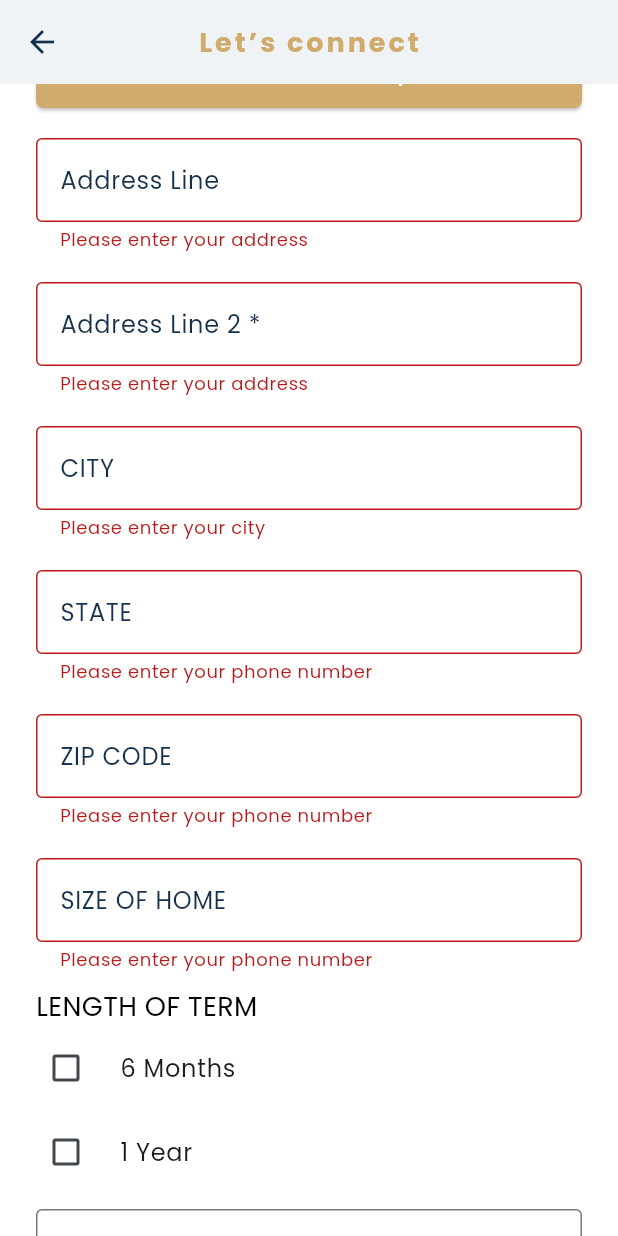
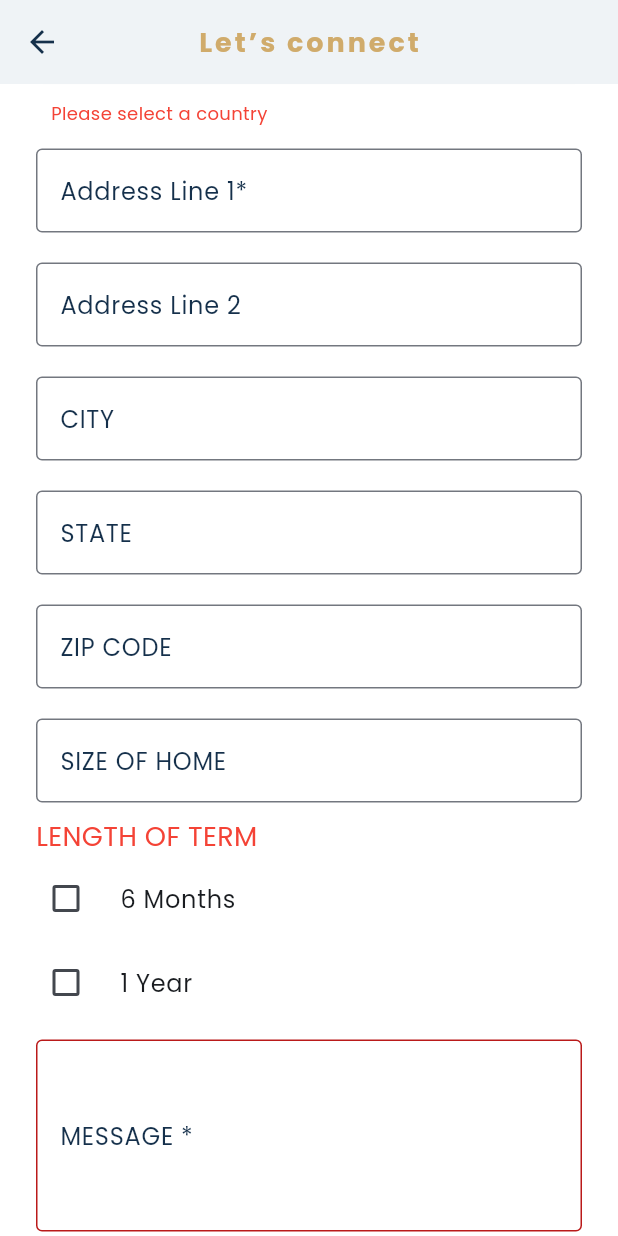
Before and after one commit to flyapex/LotusPMC-App, a Flutter app: the SignUpScreen screen opened directly, scrolled down 647 dp, after a tap on "SIGN UP", on a phone screen of 412 x 824 dp. Run offline on Flutter 3.47's test engine with Material 3 defaults, Android fonts, the phone set to English and light mode, and no system bars; our stand-ins replace dio, get, get_storage, google_fonts, open_file; missing offline and left inert: pick_country_picker; accounts and stored records are empty.

```diff
--- a/lib/api/api_auth.dart
+++ b/lib/api/api_auth.dart
@@ -42,9 +42,10 @@ class ApiServiceLogin {
   static Future<ResponseModel?> manualRegisterApi(
     SingUpModel data,
   ) async {
+    print(data.toJson());
     try {
       final response = await dio.post(
-        '$baseUrl/register',
+        '$baseUrl/contact-submit',
         data: singUpModelToJson(data),
       );
       print(response.data);
--- a/lib/controller/user_controller.dart
+++ b/lib/controller/user_controller.dart
@@ -5,21 +5,11 @@ import 'package:lotuspmc/model/auth/auth_model.dart';
 import 'package:lotuspmc/model/auth/singup.dart';
 import 'package:lotuspmc/model/common.dart';
 import 'package:lotuspmc/service/common.dart';
+import 'package:pick_country_picker/pick_country_picker.dart';
 
 class UserController extends GetxController {
+  TextEditingController passwordController = TextEditingController();
   TextEditingController emailController = TextEditingController();
-  TextEditingController phoneController = TextEditingController();
-  TextEditingController firstNameController = TextEditingController();
-  TextEditingController lastNameController = TextEditingController();
-  TextEditingController addressController = TextEditingController();
-  TextEditingController address1Controller = TextEditingController();
-  TextEditingController cityController = TextEditingController();
-  TextEditingController stateController = TextEditingController();
-  TextEditingController zipCodeController = TextEditingController();
-  TextEditingController sizeController = TextEditingController();
-  TextEditingController passwordController = TextEditingController();
-  TextEditingController confirmPasswordController = TextEditingController();
-  TextEditingController messageController = TextEditingController();
 
   Future<LoginResponseModel?> manualLogin() async {
     try {
@@ -59,7 +49,19 @@ class UserController extends GetxController {
     selectedLengthOfTerm.value = duration;
   }
 
-  Future<ResponseModel?> manualRegister() async {
+  TextEditingController phoneController = TextEditingController();
+  TextEditingController firstNameController = TextEditingController();
+  TextEditingController lastNameController = TextEditingController();
+  TextEditingController addressController = TextEditingController();
+  TextEditingController address1Controller = TextEditingController();
+  TextEditingController cityController = TextEditingController();
+  TextEditingController stateController = TextEditingController();
+  TextEditingController zipCodeController = TextEditingController();
+  TextEditingController sizeController = TextEditingController();
+  TextEditingController messageController = TextEditingController();
+  Country? selectedCountry;
+
+  void manualRegister() async {
     try {
       ResponseModel? response = await ApiServiceLogin.manualRegisterApi(
         SingUpModel(
@@ -74,15 +76,15 @@ class UserController extends GetxController {
           zipCode: zipCodeController.text,
           sizeOfHome: sizeController.text,
           message: messageController.text,
+          lengthOfTerm: selectedLengthOfTerm.value,
+          country: selectedCountry?.countryName,
         ),
       );
       print(response);
       if (response != null) {
-        showSnackbar(
-          'Success',
-          response.message.toString(),
-        );
-        return response;
+        showSnackbar("Success", response.message);
+        await Future.delayed(const Duration(seconds: 2));
+        Get.back(closeOverlays: true);
       } else {
         showSnackbar(
           'Error',
--- a/lib/screen/login/login.dart
+++ b/lib/screen/login/login.dart
@@ -189,12 +189,12 @@ class _LoginScreenState extends State<LoginScreen> {
                     mainAxisAlignment: MainAxisAlignment.center,
                     children: [
                       Text(
-                        'Don\'t have an account? ',
+                        'Let’s ',
                         style: TextStyle(color: secondary),
                       ),
                       Text(
-                        'Sign Up',
-                        style: TextStyle(color: primary),
+                        'Connect.',
+                        style: TextStyle(color: primary, fontSize: 16),
                       ),
                     ],
                   ),
--- a/lib/screen/login/signup.dart
+++ b/lib/screen/login/signup.dart
@@ -1,8 +1,6 @@
 import 'package:flutter/material.dart';
 import 'package:get/get.dart';
-import 'package:lotuspmc/controller/db_controller.dart';
 import 'package:lotuspmc/controller/user_controller.dart';
-import 'package:lotuspmc/model/common.dart';
 import 'package:pick_country_picker/pick_country_picker.dart';
 import '../../service/style/color.dart';
 
@@ -16,15 +14,6 @@ class SignUpScreen extends StatefulWidget {
 class _SignUpScreenState extends State<SignUpScreen> {
   final _formKey = GlobalKey<FormState>();
   final UserController userController = Get.find();
-  DBController dbController = Get.find();
-
-  Country? selectedCountry;
-  List<Country> filteredCountries = [];
-
-  @override
-  void initState() {
-    super.initState();
-  }
 
   void _showCountryPicker() {
     showModalBottomSheet(
@@ -36,12 +25,13 @@ class _SignUpScreenState extends State<SignUpScreen> {
           hideCloseIcon: true,
           hideSearch: false,
           backButton: Container(),
-          selectedCountryIsoCode: selectedCountry?.iso2Code,
+          selectedCountryIsoCode: userController.selectedCountry?.iso2Code,
           // excludedCountryCodes: excludedCountryCodes,
           title: 'Select a country',
           priorityCountryCodes: const ['US', 'CA', 'GB', 'LV'],
           onCountryChanged: (Country country) {
-            setState(() => selectedCountry = country);
+            _isCountryValid = true;
+            setState(() => userController.selectedCountry = country);
             Navigator.of(context).pop();
           },
           countryDisplayBuilder: (Country country) {
@@ -71,13 +61,6 @@ class _SignUpScreenState extends State<SignUpScreen> {
     );
   }
 
-  String? _validateName(String? value) {
-    if (value == null || value.isEmpty) {
-      return 'Please enter your name';
-    }
-    return null;
-  }
-
   String? _validateEmail(String? value) {
     if (value == null || value.isEmpty) {
       return 'Please enter your email';
@@ -89,10 +72,26 @@ class _SignUpScreenState extends State<SignUpScreen> {
     return null;
   }
 
+  bool _isLengthOfTermValid = true;
+
+  void _validateLengthOfTerm() {
+    setState(() {
+      _isLengthOfTermValid =
+          userController.selectedLengthOfTerm.value.isNotEmpty;
+    });
+  }
+
+  bool _isCountryValid = true;
+  void _validateCountry() {
+    setState(() {
+      _isCountryValid = userController.selectedCountry != null;
+    });
+  }
+
   Widget buildTextField({
     required String label,
     required TextEditingController controller,
-    required String? Function(String?) validator,
+    String? Function(String?)? validator,
     bool obscureText = false,
     Widget? suffixIcon,
     TextInputType keyboardType = TextInputType.text,
@@ -111,7 +110,7 @@ class _SignUpScreenState extends State<SignUpScreen> {
         ),
         suffixIcon: suffixIcon,
       ),
-      validator: validator,
+      validator: validator, // Defaults to null if not provided
       maxLines: maxLines,
     ).paddingSymmetric(vertical: 10);
   }
@@ -175,14 +174,24 @@ class _SignUpScreenState extends State<SignUpScreen> {
                 buildTextField(
                   label: 'YOUR FIRST NAME',
                   controller: userController.firstNameController,
-                  validator: _validateName,
                   keyboardType: TextInputType.name,
+                  validator: (value) {
+                    if (value == null || value.isEmpty) {
+                      return 'Please enter your first name';
+                    }
+                    return null;
+                  },
                 ),
                 buildTextField(
                   label: 'YOUR LAST NAME',
                   controller: userController.lastNameController,
-                  validator: _validateName,
                   keyboardType: TextInputType.name,
+                  validator: (value) {
+                    if (value == null || value.isEmpty) {
+                      return 'Please enter your last name';
+                    }
+                    return null;
+                  },
                 ),
                 buildTextField(
                   label: 'EMAIL *',
@@ -192,8 +201,7 @@ class _SignUpScreenState extends State<SignUpScreen> {
                 ),
                 buildTextField(
                   label: 'Phone',
-                  controller: userController.emailController,
-                  validator: _validateEmail,
+                  controller: userController.phoneController,
                   keyboardType: TextInputType.emailAddress,
                 ),
                 const Text(
@@ -207,26 +215,32 @@ class _SignUpScreenState extends State<SignUpScreen> {
                 ElevatedButton(
                   onPressed: _showCountryPicker,
                   style: ElevatedButton.styleFrom(
-                    backgroundColor: primary,
+                    backgroundColor: Colors.white,
                     shape: RoundedRectangleBorder(
                       borderRadius: BorderRadius.circular(5),
+                      side: BorderSide(
+                        color: _isCountryValid ? primary : Colors.red,
+                      ),
                     ),
                     minimumSize: Size(screenWidth, 50),
                   ),
-                  child: selectedCountry == null
-                      ? const Text(
+                  child: userController.selectedCountry == null
+                      ? Text(
                           'Select a Country',
-                          style: TextStyle(color: Colors.white, fontSize: 16),
+                          style: TextStyle(
+                            color: _isCountryValid ? secondary : Colors.red,
+                            fontSize: 16,
+                          ),
                         )
                       : Row(
                           children: [
                             Text(
-                              selectedCountry!.countryName,
-                              style: const TextStyle(color: Colors.white),
+                              userController.selectedCountry!.countryName,
+                              style: TextStyle(color: secondary),
                             ),
                             const SizedBox(width: 10),
                             Image.asset(
-                              selectedCountry!.flagUri!,
+                              userController.selectedCountry!.flagUri!,
                               package: 'pick_country_picker',
                               width: 32,
                               height: 20,
@@ -235,8 +249,16 @@ class _SignUpScreenState extends State<SignUpScreen> {
                         ),
                 ),
                 const SizedBox(height: 10),
+                if (!_isCountryValid)
+                  const Text(
+                    'Please select a country',
+                    style: TextStyle(
+                      fontSize: 12,
+                      color: Colors.red,
+                    ),
+                  ).paddingSymmetric(horizontal: 10, vertical: 5),
                 buildTextField(
-                  label: 'Address Line',
+                  label: 'Address Line 1*',
                   controller: userController.addressController,
                   validator: (value) {
                     if (value == null || value.isEmpty) {
@@ -247,65 +269,36 @@ class _SignUpScreenState extends State<SignUpScreen> {
                   keyboardType: TextInputType.streetAddress,
                 ),
                 buildTextField(
-                  label: 'Address Line 2 *',
+                  label: 'Address Line 2',
                   controller: userController.address1Controller,
-                  validator: (value) {
-                    if (value == null || value.isEmpty) {
-                      return 'Please enter your address';
-                    }
-                    return null;
-                  },
                   keyboardType: TextInputType.streetAddress,
                 ),
                 buildTextField(
                   label: 'CITY',
                   controller: userController.cityController,
-                  validator: (value) {
-                    if (value == null || value.isEmpty) {
-                      return 'Please enter your city';
-                    }
-                    return null;
-                  },
-                  keyboardType: TextInputType.streetAddress,
+                  keyboardType: TextInputType.text,
                 ),
                 buildTextField(
                   label: 'STATE',
                   controller: userController.stateController,
-                  validator: (value) {
-                    if (value == null || value.isEmpty) {
-                      return 'Please enter your phone number';
-                    }
-                    return null;
-                  },
-                  keyboardType: TextInputType.phone,
+                  keyboardType: TextInputType.text,
                 ),
                 buildTextField(
                   label: 'ZIP CODE',
                   controller: userController.zipCodeController,
-                  validator: (value) {
-                    if (value == null || value.isEmpty) {
-                      return 'Please enter your phone number';
-                    }
-                    return null;
-                  },
-                  keyboardType: TextInputType.phone,
+                  keyboardType: TextInputType.number,
                 ),
                 buildTextField(
                   label: 'SIZE OF HOME',
                   controller: userController.sizeController,
-                  validator: (value) {
-                    if (value == null || value.isEmpty) {
-                      return 'Please enter your phone number';
-                    }
-                    return null;
-                  },
-                  keyboardType: TextInputType.phone,
+                  keyboardType: TextInputType.text,
                 ),
+                // Length of Term Section
                 Text(
                   'Length of Term'.toUpperCase(),
-                  style: const TextStyle(
+                  style: TextStyle(
                     fontSize: 18,
-                    color: Colors.black,
+                    color: _isLengthOfTermValid ? secondary : Colors.red,
                   ),
                 ),
                 Column(
@@ -344,8 +337,8 @@ class _SignUpScreenState extends State<SignUpScreen> {
                   label: 'MESSAGE *',
                   controller: userController.messageController,
                   validator: (value) {
-                    if (value != null && value.length > 200) {
-                      return 'Note cannot exceed 200 characters';
+                    if (value == null || value.isEmpty) {
+                      return 'Please enter a message';
                     }
                     return null;
                   },
@@ -355,10 +348,10 @@ class _SignUpScreenState extends State<SignUpScreen> {
                 const SizedBox(height: 10),
                 ElevatedButton(
                   onPressed: () async {
+                    _validateCountry();
+                    _validateLengthOfTerm();
                     if (_formKey.currentState?.validate() ?? false) {
-                      ResponseModel? response =
-                          await userController.manualRegister();
-                      if (response != null) {}
+                      userController.manualRegister();
                     }
                   },
                   style: ElevatedButton.styleFrom(
```
